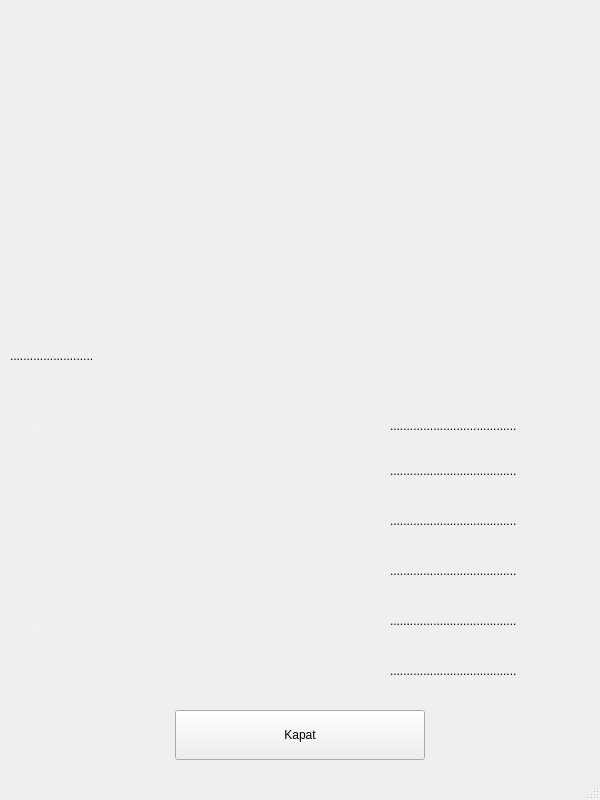
This is Goster.ui in Yavuzhan-Baykara/optical-eye as Qt 5 draws it before an edit. The edited form follows.
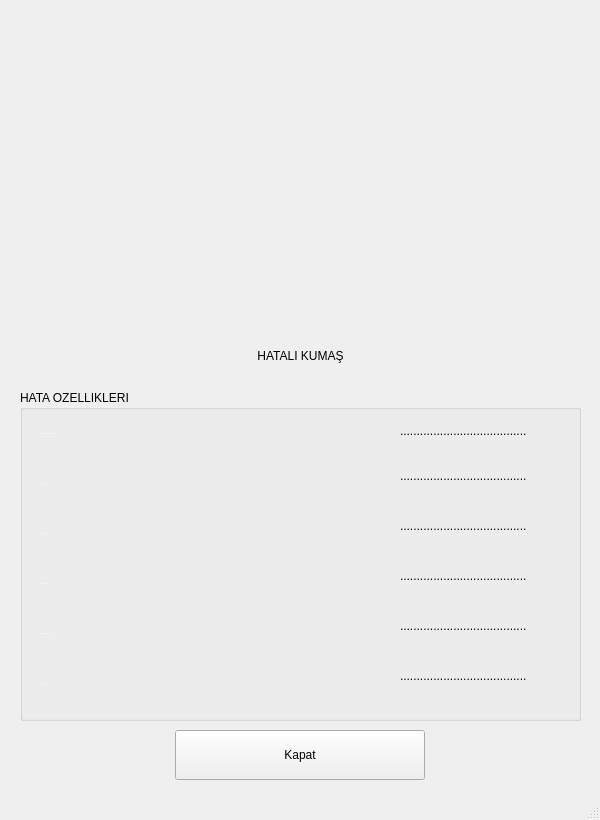
This is the edited form. Icons and pictures are not drawn.

The edit to the form file:
```diff
--- a/Goster.ui
+++ b/Goster.ui
@@ -7,19 +7,19 @@
     <x>0</x>
     <y>0</y>
     <width>600</width>
-    <height>800</height>
+    <height>820</height>
    </rect>
   </property>
   <property name="minimumSize">
    <size>
     <width>600</width>
-    <height>800</height>
+    <height>820</height>
    </size>
   </property>
   <property name="maximumSize">
    <size>
     <width>600</width>
-    <height>800</height>
+    <height>820</height>
    </size>
   </property>
   <property name="windowTitle">
@@ -2190,87 +2190,49 @@
      <string/>
     </property>
    </widget>
-   <widget class="QLabel" name="Isim_Label">
+   <widget class="QPushButton" name="Ikaz_kapat_pushButton">
     <property name="geometry">
      <rect>
-      <x>10</x>
-      <y>330</y>
-      <width>581</width>
-      <height>51</height>
+      <x>175</x>
+      <y>730</y>
+      <width>250</width>
+      <height>50</height>
      </rect>
     </property>
     <property name="text">
-     <string>.........................</string>
+     <string>Kapat</string>
     </property>
    </widget>
-   <widget class="QLabel" name="label_6">
+   <widget class="QGroupBox" name="groupBox">
     <property name="geometry">
      <rect>
-      <x>30</x>
-      <y>410</y>
-      <width>341</width>
-      <height>37</height>
+      <x>20</x>
+      <y>390</y>
+      <width>561</width>
+      <height>331</height>
      </rect>
     </property>
-    <property name="font">
-     <font>
-      <pointsize>-1</pointsize>
-     </font>
+    <property name="title">
+     <string>HATA OZELLIKLERI</string>
     </property>
-    <property name="styleSheet">
-     <string notr="true">color:white;</string>
-    </property>
-    <property name="text">
-     <string>Hatanın Duvar Tarafından Mesafesi :</string>
-    </property>
-   </widget>
-   <widget class="QLabel" name="label_7">
+    <widget class="QLabel" name="Sinif_Label">
     <property name="geometry">
      <rect>
-      <x>30</x>
-      <y>460</y>
-      <width>331</width>
-      <height>37</height>
-     </rect>
-    </property>
-    <property name="font">
-     <font>
-      <pointsize>-1</pointsize>
-     </font>
-    </property>
-    <property name="styleSheet">
-     <string notr="true">color:white;</string>
-    </property>
+       <x>380</x>
+       <y>265</y>
+       <width>161</width>
+       <height>41</height>
+      </rect>
+     </property>
     <property name="text">
-     <string>Hata Eni(mm) :</string>
-    </property>
-   </widget>
-   <widget class="QLabel" name="label_8">
-    <property name="geometry">
-     <rect>
-      <x>30</x>
-      <y>510</y>
-      <width>331</width>
-      <height>37</height>
-     </rect>
-    </property>
-    <property name="font">
-     <font>
-      <pointsize>-1</pointsize>
-     </font>
-    </property>
-    <property name="styleSheet">
-     <string notr="true">color:white;</string>
-    </property>
-    <property name="text">
-     <string>Hata Boyu(mm) :</string>
+      <string>......................................</string>
     </property>
    </widget>
    <widget class="QLabel" name="label_9">
     <property name="geometry">
      <rect>
-      <x>30</x>
-      <y>560</y>
+       <x>20</x>
+       <y>175</y>
       <width>331</width>
       <height>37</height>
      </rect>
@@ -2287,11 +2249,24 @@
      <string>Hata Alanı(mm2) :</string>
     </property>
    </widget>
-   <widget class="QLabel" name="label_11">
+    <widget class="QLabel" name="Alan_Label">
     <property name="geometry">
      <rect>
-      <x>30</x>
-      <y>660</y>
+       <x>380</x>
+       <y>165</y>
+       <width>161</width>
+       <height>41</height>
+      </rect>
+     </property>
+     <property name="text">
+      <string>......................................</string>
+     </property>
+    </widget>
+    <widget class="QLabel" name="label_7">
+     <property name="geometry">
+      <rect>
+       <x>20</x>
+       <y>75</y>
       <width>331</width>
       <height>37</height>
      </rect>
@@ -2305,14 +2280,27 @@
      <string notr="true">color:white;</string>
     </property>
     <property name="text">
-     <string>Hatanın Sınıfı :</string>
+      <string>Hata Eni(mm) :</string>
+     </property>
+    </widget>
+    <widget class="QLabel" name="Eni_Label">
+     <property name="geometry">
+      <rect>
+       <x>380</x>
+       <y>65</y>
+       <width>161</width>
+       <height>41</height>
+      </rect>
+     </property>
+     <property name="text">
+      <string>......................................</string>
     </property>
    </widget>
    <widget class="QLabel" name="label_10">
     <property name="geometry">
      <rect>
-      <x>30</x>
-      <y>610</y>
+       <x>20</x>
+       <y>225</y>
       <width>331</width>
       <height>37</height>
      </rect>
@@ -2329,50 +2317,32 @@
      <string>Hatanın Geldiği Metre(m) :</string>
     </property>
    </widget>
-   <widget class="QLabel" name="Duvar_Label">
+    <widget class="QLabel" name="label_11">
     <property name="geometry">
      <rect>
-      <x>390</x>
-      <y>405</y>
-      <width>161</width>
-      <height>41</height>
-     </rect>
-    </property>
-    <property name="text">
-     <string>......................................</string>
-    </property>
-   </widget>
-   <widget class="QLabel" name="Eni_Label">
-    <property name="geometry">
-     <rect>
-      <x>390</x>
-      <y>450</y>
-      <width>161</width>
-      <height>41</height>
-     </rect>
+       <x>20</x>
+       <y>275</y>
+       <width>331</width>
+       <height>37</height>
+      </rect>
+     </property>
+     <property name="font">
+      <font>
+       <pointsize>-1</pointsize>
+      </font>
+     </property>
+     <property name="styleSheet">
+      <string notr="true">color:white;</string>
     </property>
     <property name="text">
-     <string>......................................</string>
+      <string>Hatanın Sınıfı :</string>
     </property>
    </widget>
    <widget class="QLabel" name="boyu_Label">
     <property name="geometry">
      <rect>
-      <x>390</x>
-      <y>500</y>
-      <width>161</width>
-      <height>41</height>
-     </rect>
-    </property>
-    <property name="text">
-     <string>......................................</string>
-    </property>
-   </widget>
-   <widget class="QLabel" name="Alan_Label">
-    <property name="geometry">
-     <rect>
-      <x>390</x>
-      <y>550</y>
+       <x>380</x>
+       <y>115</y>
       <width>161</width>
       <height>41</height>
      </rect>
@@ -2384,8 +2354,8 @@
    <widget class="QLabel" name="Metre_Label">
     <property name="geometry">
      <rect>
-      <x>390</x>
-      <y>600</y>
+       <x>380</x>
+       <y>215</y>
       <width>161</width>
       <height>41</height>
      </rect>
@@ -2394,11 +2364,32 @@
      <string>......................................</string>
     </property>
    </widget>
-   <widget class="QLabel" name="Sinif_Label">
+    <widget class="QLabel" name="label_8">
     <property name="geometry">
      <rect>
-      <x>390</x>
-      <y>650</y>
+       <x>20</x>
+       <y>125</y>
+       <width>331</width>
+       <height>37</height>
+      </rect>
+     </property>
+     <property name="font">
+      <font>
+       <pointsize>-1</pointsize>
+      </font>
+     </property>
+     <property name="styleSheet">
+      <string notr="true">color:white;</string>
+     </property>
+     <property name="text">
+      <string>Hata Boyu(mm) :</string>
+     </property>
+    </widget>
+    <widget class="QLabel" name="Duvar_Label">
+     <property name="geometry">
+      <rect>
+       <x>380</x>
+       <y>20</y>
       <width>161</width>
       <height>41</height>
      </rect>
@@ -2407,17 +2398,45 @@
      <string>......................................</string>
     </property>
    </widget>
-   <widget class="QPushButton" name="Ikaz_kapat_pushButton">
+    <widget class="QLabel" name="label_6">
     <property name="geometry">
      <rect>
-      <x>175</x>
-      <y>710</y>
-      <width>250</width>
-      <height>50</height>
-     </rect>
-    </property>
+       <x>20</x>
+       <y>25</y>
+       <width>341</width>
+       <height>37</height>
+      </rect>
+     </property>
+     <property name="font">
+      <font>
+       <pointsize>-1</pointsize>
+      </font>
+     </property>
+     <property name="styleSheet">
+      <string notr="true">color:white;</string>
+     </property>
     <property name="text">
-     <string>Kapat</string>
+      <string>Hatanın Duvar Tarafından Mesafesi :</string>
+     </property>
+    </widget>
+   </widget>
+   <widget class="QLabel" name="Isim_Label">
+    <property name="geometry">
+     <rect>
+      <x>10</x>
+      <y>330</y>
+      <width>581</width>
+      <height>51</height>
+     </rect>
+    </property>
+    <property name="text">
+     <string>HATALI KUMAŞ</string>
+    </property>
+    <property name="textFormat">
+     <enum>Qt::PlainText</enum>
+    </property>
+    <property name="alignment">
+     <set>Qt::AlignCenter</set>
     </property>
    </widget>
   </widget>
```
Lines whose indentation alone changed are shown as unchanged.
